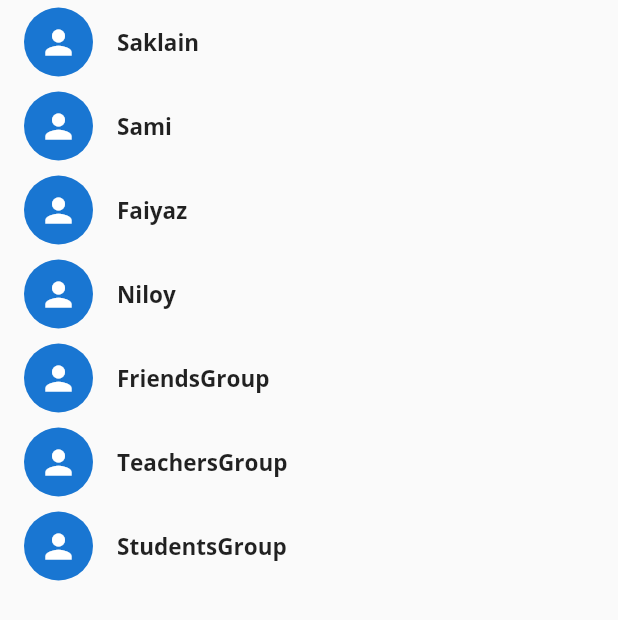
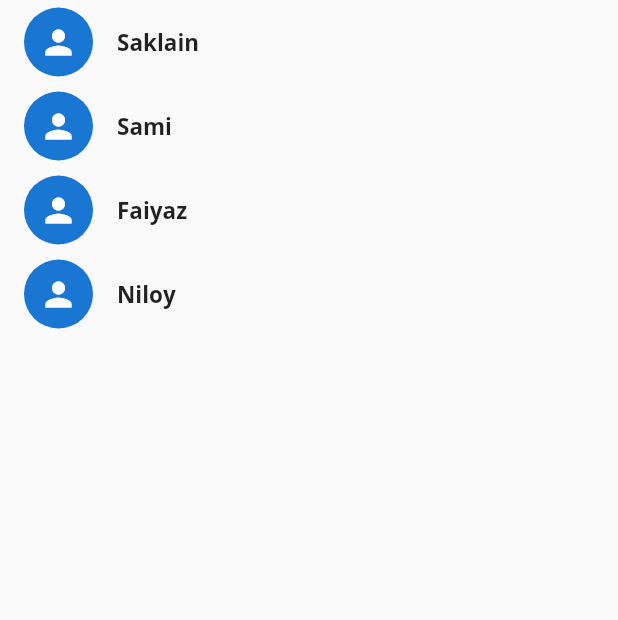
Before and after one commit to saklain71/messenger_flutter, a Flutter app: the screen it shows after launch, on a phone screen of 412 x 824 dp. Shown: the top 620 px of the screen. Run offline on Flutter 3.47's test engine with Material 2 defaults, Android fonts, the phone set to English and light mode, and no system bars; our stand-ins replace camera, flutter_svg, image_picker, socket_io_client, video_player.

Commit message:
one to one error solving

```diff
--- a/lib/Screens/Homescreen.dart
+++ b/lib/Screens/Homescreen.dart
@@ -20,6 +20,7 @@ class _HomescreenState extends State<Homescreen>
 
 
   final List<ChatModel> chatmodels = [
+
     ChatModel(
       name: "FriendsGroup",
       isGroup: true,
@@ -59,9 +60,7 @@ class _HomescreenState extends State<Homescreen>
   void initState() {
     super.initState();
     _controller = TabController(length: 4, vsync: this, initialIndex: 1);
-    print('sourchat ${widget.sourchat.name}');
-    print('sourchat ${widget.sourchat.id}');
-    widget.chatmodels.add(chatmodels as ChatModel);
+    widget.chatmodels.addAll(chatmodels);
   }
 
   @override
--- a/lib/Screens/LoginScreen.dart
+++ b/lib/Screens/LoginScreen.dart
@@ -23,7 +23,7 @@ class _LoginScreenState extends State<LoginScreen> {
       time: "4:00",
       icon: "person.svg",
       id: 1,
-      status: '',
+      status: 'Nothing',
     ),
     ChatModel(
       name: "Sami",
@@ -32,9 +32,8 @@ class _LoginScreenState extends State<LoginScreen> {
       time: "13:00",
       icon: "person.svg",
       id: 2,
-      status: '',
+      status: 'Nothing',
     ),
-
     ChatModel(
       name: "Faiyaz",
       isGroup: false,
@@ -42,9 +41,8 @@ class _LoginScreenState extends State<LoginScreen> {
       time: "8:00",
       icon: "person.svg",
       id: 3,
-      status: '',
+      status: 'Nothing',
     ),
-
     ChatModel(
       name: "Niloy",
       isGroup: false,
@@ -52,38 +50,38 @@ class _LoginScreenState extends State<LoginScreen> {
       time: "2:00",
       icon: "person.svg",
       id: 4,
-      status: '',
+      status: 'Nothing',
     ),
 
-    ChatModel(
-      name: "FriendsGroup",
-      isGroup: true,
-      currentMessage: "New Post",
-      time: "2:00",
-      icon: "group.svg",
-      id: 11,
-      status: 'grouping texting',
-    ),
-
-    ChatModel(
-      name: "TeachersGroup",
-      isGroup: true,
-      currentMessage: "New Post",
-      time: "2:00",
-      icon: "group.svg",
-      id: 12,
-      status: 'grouping texting',
-    ),
-
-    ChatModel(
-      name: "StudentsGroup",
-      isGroup: true,
-      currentMessage: "New Post",
-      time: "2:00",
-      icon: "group.svg",
-      id: 13,
-      status: 'grouping texting',
-    ),
+    // ChatModel(
+    //   name: "FriendsGroup",
+    //   isGroup: true,
+    //   currentMessage: "New Post",
+    //   time: "2:00",
+    //   icon: "group.svg",
+    //   id: 11,
+    //   status: 'grouping texting',
+    // ),
+    //
+    // ChatModel(
+    //   name: "TeachersGroup",
+    //   isGroup: true,
+    //   currentMessage: "New Post",
+    //   time: "2:00",
+    //   icon: "group.svg",
+    //   id: 12,
+    //   status: 'grouping texting',
+    // ),
+    //
+    // ChatModel(
+    //   name: "StudentsGroup",
+    //   isGroup: true,
+    //   currentMessage: "New Post",
+    //   time: "2:00",
+    //   icon: "group.svg",
+    //   id: 13,
+    //   status: 'grouping texting',
+    // ),
   ];
   @override
   Widget build(BuildContext context) {
--- a/lib/main.dart
+++ b/lib/main.dart
@@ -26,7 +26,7 @@ class MyApp extends StatelessWidget {
           primaryColor: Color(0xFF075E54),
           hintColor: Color(0xFF128C7E)),
       home: LoginScreen(),
-       //home: const HomeToGroup(),
+      //  home: const HomeToGroup(),
     );
   }
 }
```
Also changed, not shown: lib/Group/home_to_group_page.dart (+29 -28 lines), lib/Screens/IndividualPage.dart (+16 -26 lines).
